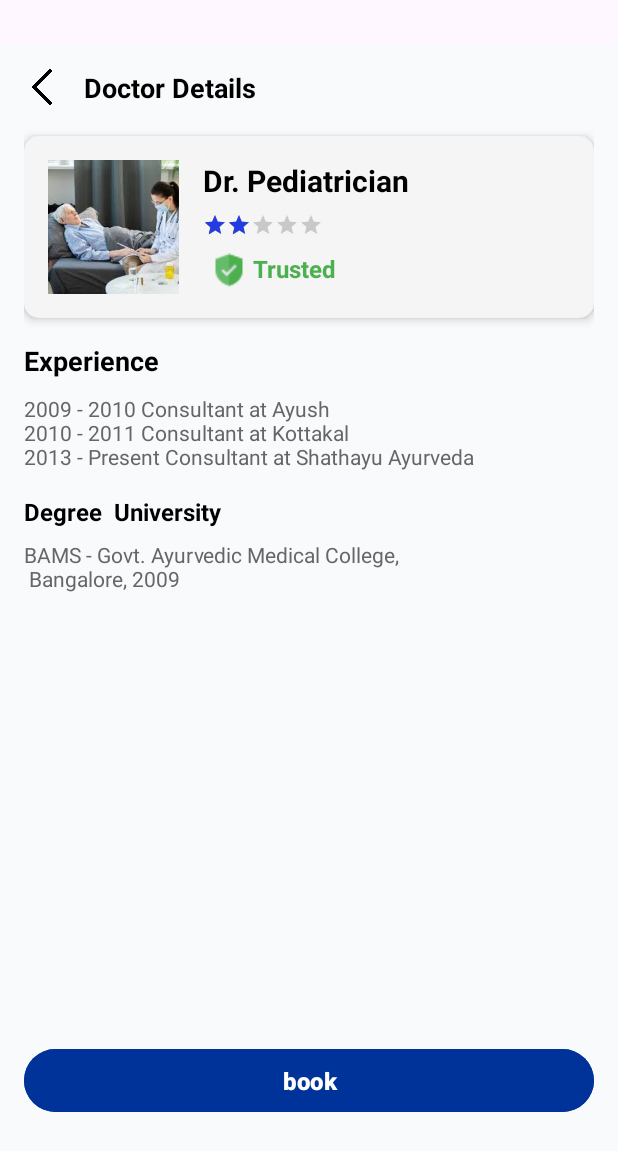
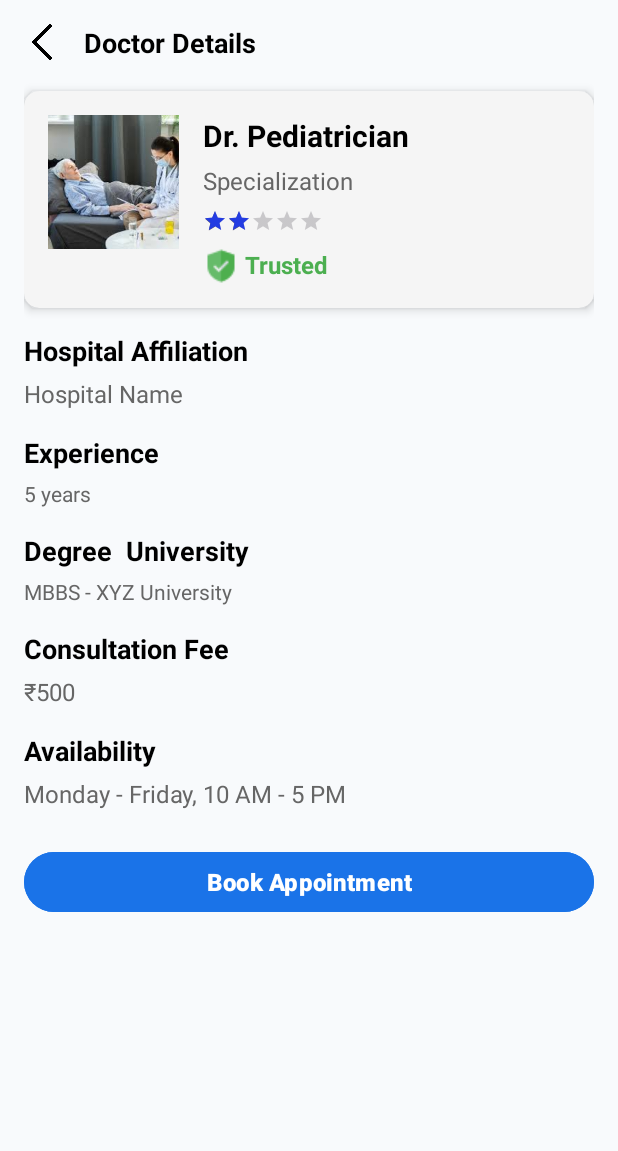
Before and after one commit to kunj-99/doctor-at-home, an Android app: the layout activity_doctor_details.xml on its own in the app's theme, with its tools: preview values and no code run, on a phone screen of 412 x 824 dp. Shown: the top 1151 px of the screen. Run offline under Robolectric (Android 15) with nearby library versions, the light colour scheme and no system bars; network calls fail.

Commit message:
doctor_details done

```diff
--- a/app/build.gradle.kts
+++ b/app/build.gradle.kts
@@ -63,6 +63,8 @@ dependencies {
 
     implementation ("com.cashfree.pg:api:2.1.25")
 
+    implementation ("com.github.bumptech.glide:glide:4.16.0")
+
     implementation ("com.google.code.gson:gson:2.10.1")
 
 }
--- a/app/src/main/res/layout/activity_doctor_details.xml
+++ b/app/src/main/res/layout/activity_doctor_details.xml
@@ -5,8 +5,8 @@
     android:layout_width="match_parent"
     android:layout_height="match_parent"
     android:background="#F8FAFC"
-    android:layout_marginTop="30dp"
-    android:padding="16dp">
+    android:padding="16dp"
+    tools:context=".doctor_details">
 
     <LinearLayout
         android:layout_width="match_parent"
@@ -25,7 +25,6 @@
                 android:layout_width="24dp"
                 android:layout_height="24dp"
                 android:src="@drawable/ic_back"
-
                 android:layout_marginEnd="16dp" />
 
             <TextView
@@ -79,19 +78,27 @@
                         android:textSize="20sp"
                         android:textStyle="bold" />
 
+                    <!-- Specialization -->
+                    <TextView
+                        android:id="@+id/doctor_specialty"
+                        android:layout_width="wrap_content"
+                        android:layout_height="wrap_content"
+                        android:text="Specialization"
+                        android:textSize="16sp"
+                        android:textColor="#666666"
+                        android:layout_marginTop="5dp" />
 
-                    <!-- Rating -->
-                    <!-- RatingBar for rating stars -->
+                    <!-- RatingBar -->
                     <RatingBar
                         android:id="@+id/doctor_rating"
                         style="@style/Widget.AppCompat.RatingBar.Small"
                         android:layout_width="wrap_content"
                         android:layout_height="wrap_content"
-                        android:layout_marginTop="8dp"
                         android:isIndicator="true"
                         android:numStars="5"
+                        android:stepSize="0.5"
                         android:rating="2"
-                        android:stepSize="0.5"
+                        android:layout_marginTop="8dp"
                         android:progressTint="@color/blue" />
 
                     <!-- Trust Badge -->
@@ -99,18 +106,41 @@
                         android:id="@+id/trustBadge"
                         android:layout_width="wrap_content"
                         android:layout_height="wrap_content"
-                        android:layout_marginStart="5dp"
+                        android:text="Trusted"
+                        android:textSize="16sp"
                         android:textStyle="bold"
-                        android:layout_marginTop="10dp"
+                        android:textColor="#4CAF50"
                         android:drawableStart="@drawable/ic_trusted"
                         android:drawablePadding="4dp"
-                        android:text="Trusted"
-                        android:textColor="#4CAF50"
-                        android:textSize="16sp" />
-
+                        android:layout_marginTop="10dp" />
                 </LinearLayout>
             </LinearLayout>
         </androidx.cardview.widget.CardView>
+
+        <!-- Hospital Affiliation -->
+        <LinearLayout
+            android:layout_width="match_parent"
+            android:layout_height="wrap_content"
+            android:orientation="vertical"
+            android:layout_marginTop="16dp">
+
+            <TextView
+                android:layout_height="wrap_content"
+                android:layout_width="match_parent"
+                android:text="Hospital Affiliation"
+                android:textSize="18sp"
+                android:textStyle="bold"
+                android:textColor="#000000" />
+
+            <TextView
+                android:id="@+id/doctor_hospital"
+                android:layout_width="wrap_content"
+                android:layout_height="wrap_content"
+                android:text="Hospital Name"
+                android:textSize="16sp"
+                android:textColor="#666666"
+                android:layout_marginTop="5dp" />
+        </LinearLayout>
 
         <!-- Experience Section -->
         <LinearLayout
@@ -120,20 +150,19 @@
             android:layout_marginTop="16dp">
 
             <TextView
-                android:id="@+id/experienceHeader"
+                android:layout_height="match_parent"
                 android:layout_width="wrap_content"
-                android:layout_height="wrap_content"
                 android:text="Experience"
-                android:textColor="#000000"
                 android:textSize="18sp"
-                android:textStyle="bold" />
+                android:textStyle="bold"
+                android:textColor="#000000" />
 
             <TextView
                 android:id="@+id/experienceDetails"
                 android:layout_width="match_parent"
                 android:layout_height="wrap_content"
-                android:layout_marginTop="10dp"
-                android:text="2009 - 2010 Consultant at Ayush\n2010 - 2011 Consultant at Kottakal\n2013 - Present Consultant at Shathayu Ayurveda"
+                android:layout_marginTop="5dp"
+                android:text="5 years"
                 android:textSize="14sp"
                 android:textColor="#666666" />
         </LinearLayout>
@@ -146,11 +175,10 @@
             android:layout_marginTop="16dp">
 
             <TextView
-                android:id="@+id/degreeHeader"
+                android:layout_height="match_parent"
                 android:layout_width="wrap_content"
-                android:layout_height="wrap_content"
                 android:text="Degree  University"
-                android:textSize="16sp"
+                android:textSize="18sp"
                 android:textStyle="bold"
                 android:textColor="#000000" />
 
@@ -158,24 +186,82 @@
                 android:id="@+id/degreeDetails"
                 android:layout_width="match_parent"
                 android:layout_height="wrap_content"
-                android:layout_marginTop="8dp"
-                android:text="BAMS - Govt. Ayurvedic Medical College,\n Bangalore, 2009"
+                android:layout_marginTop="5dp"
+                android:text="MBBS - XYZ University"
                 android:textSize="14sp"
                 android:textColor="#666666" />
         </LinearLayout>
+
+        <!-- Consultation Fee -->
+        <LinearLayout
+            android:layout_width="match_parent"
+            android:layout_height="wrap_content"
+            android:orientation="vertical"
+            android:layout_marginTop="16dp">
+
+            <TextView
+                android:layout_height="match_parent"
+                android:layout_width="match_parent"
+                android:text="Consultation Fee"
+                android:textSize="18sp"
+                android:textStyle="bold"
+                android:textColor="#000000" />
+
+            <TextView
+                android:id="@+id/doctor_fee"
+                android:layout_width="wrap_content"
+                android:layout_height="wrap_content"
+                android:text="₹500"
+                android:textSize="16sp"
+                android:textColor="#666666"
+                android:layout_marginTop="5dp" />
+        </LinearLayout>
+
+        <!-- Availability Schedule -->
+        <LinearLayout
+            android:layout_width="match_parent"
+            android:layout_height="wrap_content"
+            android:orientation="vertical"
+            android:layout_marginTop="16dp">
+
+            <TextView
+                android:layout_height="wrap_content"
+                android:layout_width="match_parent"
+                android:text="Availability"
+                android:textSize="18sp"
+                android:textStyle="bold"
+                android:textColor="#000000" />
+
+            <TextView
+                android:id="@+id/doctor_availability"
+                android:layout_width="wrap_content"
+                android:layout_height="wrap_content"
+                android:text="Monday - Friday, 10 AM - 5 PM"
+                android:textSize="16sp"
+                android:textColor="#666666"
+                android:layout_marginTop="5dp" />
+        </LinearLayout>
+
+        <!-- ProgressBar (Loading) -->
+        <ProgressBar
+            android:id="@+id/progressBar"
+            android:layout_width="wrap_content"
+            android:layout_height="wrap_content"
+            android:visibility="gone"
+            android:layout_gravity="center"
+            android:layout_marginTop="10dp" />
 
         <!-- Book Button -->
         <Button
             android:id="@+id/bookButton"
             android:layout_width="match_parent"
-            android:layout_height="50dp"
-            android:layout_marginTop="300dp"
-            android:backgroundTint="#003399"
-            android:elevation="4dp"
-            android:gravity="center"
-            android:text="book"
+            android:layout_height="wrap_content"
+            android:layout_marginTop="24dp"
+            android:backgroundTint="#1A73E8"
+            android:text="Book Appointment"
+            android:textSize="16sp"
             android:textColor="#FFFFFF"
-            android:textSize="16sp"
             android:textStyle="bold" />
+
     </LinearLayout>
 </ScrollView>
```
Also changed, not shown: app/src/main/java/com/example/thedoctorathomeuser/Adapter/DoctorAdapter.java (+9 -6 lines), app/src/main/java/com/example/thedoctorathomeuser/available_doctor.java (+7 -5 lines), app/src/main/java/com/example/thedoctorathomeuser/doctor_details.java (+116 -12 lines).
